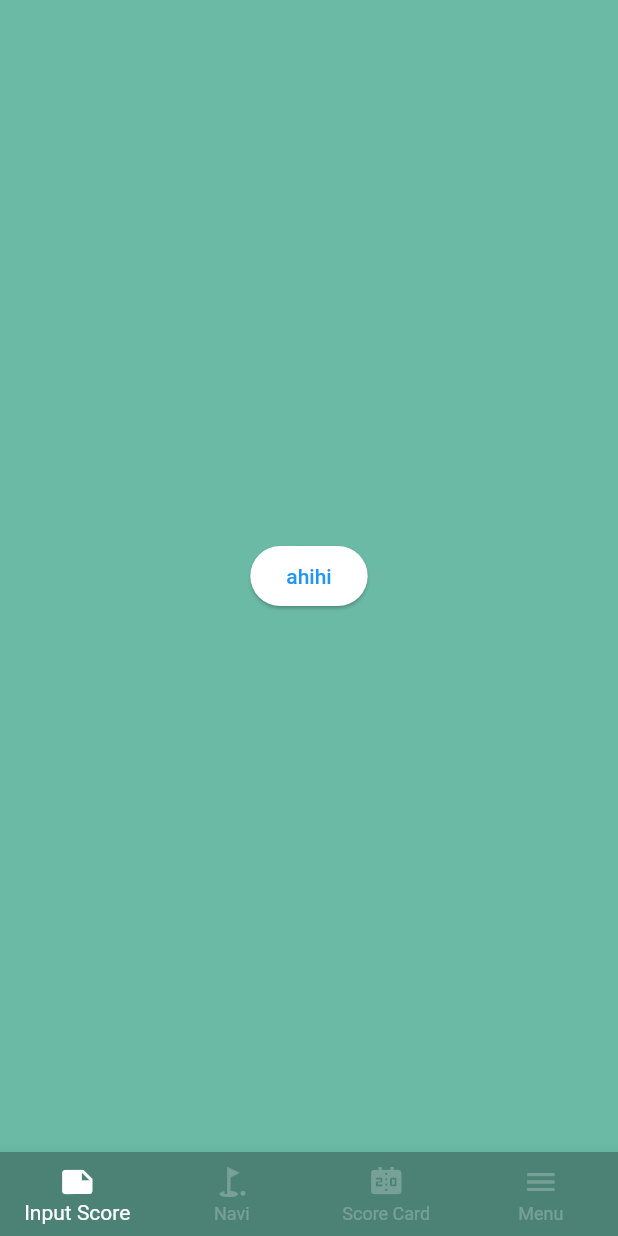
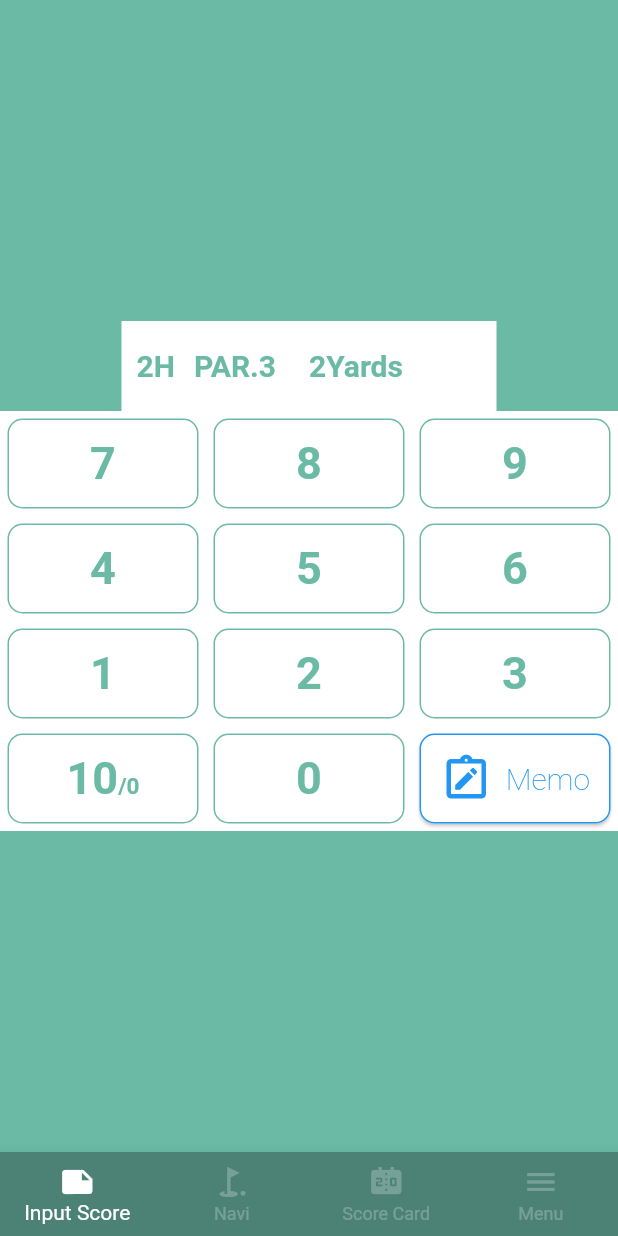
Before and after one commit to vfa-khanhvq/flutter_research_GNP, a Flutter app: the screen it shows after launch, on a phone screen of 412 x 824 dp. Run offline on Flutter 3.47's test engine with Material 2 defaults, Android fonts, the phone set to English and light mode, and no system bars; our stand-ins replace auto_route, bloc, equatable, flutter_bloc, scroll_to_index.

Commit message:
NumberPad widget

```diff
--- a/lib/bloc/home_page/home_page_bloc.dart
+++ b/lib/bloc/home_page/home_page_bloc.dart
@@ -6,13 +6,13 @@ part 'home_page_state.dart';
 
 class HomePageBloc extends Bloc<HomePageEvent, HomePageState> {
   HomePageBloc() : super(const HomePageState()) {
-    on<IsHidingBottomBarToggle>(_isHidingBottomBarToggle);
+    on<IsHidingBottomBarOnChange>(_isHidingBottomBarOnChange);
   }
 
-  Future<void> _isHidingBottomBarToggle(
-    IsHidingBottomBarToggle event,
+  void _isHidingBottomBarOnChange(
+    IsHidingBottomBarOnChange event,
     Emitter<HomePageState> emit,
-  ) async {
-    emit(state.copyWith(isHidingBottomBar: !state.isHidingBottomBar));
+  ) {
+    emit(state.copyWith(isHidingBottomBar: event.isHiding));
   }
 }
--- a/lib/bloc/home_page/home_page_event.dart
+++ b/lib/bloc/home_page/home_page_event.dart
@@ -7,4 +7,12 @@ abstract class HomePageEvent extends Equatable {
   List<Object> get props => [];
 }
 
-class IsHidingBottomBarToggle extends HomePageEvent {}
+class IsHidingBottomBarOnChange extends HomePageEvent {
+  const IsHidingBottomBarOnChange({
+    required this.isHiding,
+  });
+  final bool isHiding;
+
+  @override
+  List<Object> get props => [isHiding];
+}
--- a/lib/bloc/home_page/home_page_state.dart
+++ b/lib/bloc/home_page/home_page_state.dart
@@ -1,4 +1,3 @@
-// ignore_for_file: public_member_api_docs, sort_constructors_first
 part of 'home_page_bloc.dart';
 
 class HomePageState extends Equatable {
--- a/lib/ui/pages/home/home_page.dart
+++ b/lib/ui/pages/home/home_page.dart
@@ -7,20 +7,11 @@ import 'package:flutter_research_gnp/theme/colors.dart';
 class HomePage extends StatelessWidget {
   const HomePage({super.key});
 
-  @override
-  Widget build(BuildContext context) {
-    return AutoTabsRouter(
-      routes: const [
-        InputScorePageRoute(),
-        NaviPageRoute(),
-        ScorePageRoute(),
-        MenuPageRoute(),
-      ],
-      builder: (context, child) {
-        final tabsRouter = AutoTabsRouter.of(context);
-        return Scaffold(
-          body: child,
-          bottomNavigationBar: BottomNavigationBar(
+  Widget _buildBottomNavigationBar(
+    BuildContext context,
+    TabsRouter tabsRouter,
+  ) {
+    return BottomNavigationBar(
       currentIndex: tabsRouter.activeIndex,
       onTap: tabsRouter.setActiveIndex,
       items: const [
@@ -45,7 +36,23 @@ class HomePage extends StatelessWidget {
       selectedItemColor: Colors.white,
       unselectedItemColor: Colors.white24,
       type: BottomNavigationBarType.fixed,
-          ),
+    );
+  }
+
+  @override
+  Widget build(BuildContext context) {
+    return AutoTabsRouter(
+      routes: const [
+        InputScorePageRoute(),
+        NaviPageRoute(),
+        ScorePageRoute(),
+        MenuPageRoute(),
+      ],
+      builder: (context, child) {
+        final tabsRouter = AutoTabsRouter.of(context);
+        return Scaffold(
+          body: child,
+          bottomNavigationBar: _buildBottomNavigationBar(context, tabsRouter),
         );
       },
     );
--- /dev/null
+++ b/lib/ui/pages/home/tabs/input_score/input_score_page.dart
@@ -0,0 +1,58 @@
+import 'package:auto_route/auto_route.dart';
+import 'package:flutter/material.dart';
+import 'package:flutter_research_gnp/theme/colors.dart';
+import 'package:flutter_research_gnp/ui/widgets/number_pad/number_pad.dart';
+
+@RoutePage()
+class InputScorePage extends StatelessWidget {
+  const InputScorePage({super.key});
+
+  @override
+  Widget build(BuildContext context) {
+    final textStyle = TextStyle(
+      color: Theme.of(context).primaryColor,
+      fontSize: 20,
+      fontWeight: FontWeight.bold,
+    );
+    Widget buildUnknownWidget() {
+      return Container(
+        color: Colors.white,
+        padding: const EdgeInsets.symmetric(horizontal: 10),
+        width: 250,
+        height: 60,
+        child: Row(
+          children: [
+            Expanded(
+              child: Text(
+                '2H',
+                style: textStyle,
+              ),
+            ),
+            Expanded(
+              flex: 2,
+              child: Text(
+                'PAR.3',
+                style: textStyle,
+              ),
+            ),
+            Expanded(
+              flex: 3,
+              child: Text(
+                '2Yards',
+                style: textStyle,
+              ),
+            )
+          ],
+        ),
+      );
+    }
+
+    return Scaffold(
+      backgroundColor: CustomColor.green,
+      body: Column(
+        mainAxisAlignment: MainAxisAlignment.center,
+        children: [buildUnknownWidget(), const NumberPad()],
+      ),
+    );
+  }
+}
--- a/lib/ui/pages/home/tabs/input_score_page.dart
+++ /dev/null
@@ -1,21 +0,0 @@
-import 'package:auto_route/auto_route.dart';
-import 'package:flutter/material.dart';
-import 'package:flutter_research_gnp/theme/colors.dart';
-
-@RoutePage()
-class InputScorePage extends StatelessWidget {
-  const InputScorePage({super.key});
-
-  @override
-  Widget build(BuildContext context) {
-    return Scaffold(
-      backgroundColor: CustomColor.green,
-      body: Center(
-        child: ElevatedButton(
-          onPressed: () {},
-          child: const Text('ahihi'),
-        ),
-      ),
-    );
-  }
-}
--- /dev/null
+++ b/lib/ui/widgets/button/elevated_button/elevated_button.dart
@@ -0,0 +1,51 @@
+import 'package:flutter/material.dart';
+
+class CustomElevatedButton extends StatefulWidget {
+  const CustomElevatedButton({
+    required this.child,
+    required this.onPressed,
+    super.key,
+    this.height,
+    this.width,
+    this.backgroundColor,
+    this.borderColor,
+    this.elevation = 0,
+    this.padding,
+  });
+  final Widget child;
+  final VoidCallback onPressed;
+  final double? height;
+  final double? width;
+  final Color? backgroundColor;
+  final Color? borderColor;
+  final double? elevation;
+  final EdgeInsetsGeometry? padding;
+  @override
+  State<CustomElevatedButton> createState() => _CustomElevatedButtonState();
+}
+
+class _CustomElevatedButtonState extends State<CustomElevatedButton> {
+  @override
+  Widget build(BuildContext context) {
+    final buttonStyle = TextButton.styleFrom(
+      backgroundColor: widget.backgroundColor ?? Theme.of(context).primaryColor,
+      shape: RoundedRectangleBorder(
+        borderRadius: BorderRadius.circular(10),
+        side: BorderSide(
+          color: widget.borderColor ?? Colors.white,
+        ),
+      ),
+      elevation: widget.elevation,
+      padding: widget.padding,
+    );
+    return SizedBox(
+      width: widget.width,
+      height: widget.height,
+      child: ElevatedButton(
+        onPressed: widget.onPressed,
+        style: buttonStyle,
+        child: widget.child,
+      ),
+    );
+  }
+}
--- /dev/null
+++ b/lib/ui/widgets/button/text_button/text_button.dart
@@ -0,0 +1,57 @@
+import 'package:flutter/material.dart';
+
+class CustomTextButton extends StatefulWidget {
+  const CustomTextButton({
+    required this.content,
+    required this.onPressed,
+    super.key,
+    this.height,
+    this.width,
+    this.backgroundColor,
+    this.textColor,
+    this.textSize,
+  });
+  final String content;
+  final VoidCallback onPressed;
+  final double? height;
+  final double? width;
+  final Color? backgroundColor;
+  final Color? textColor;
+  final double? textSize;
+  @override
+  State<CustomTextButton> createState() => _CustomTextButtonState();
+}
+
+class _CustomTextButtonState extends State<CustomTextButton> {
+  @override
+  Widget build(BuildContext context) {
+    final buttonStyle = TextButton.styleFrom(
+      backgroundColor: widget.backgroundColor ?? Colors.white,
+      shape: RoundedRectangleBorder(
+        borderRadius: BorderRadius.circular(10),
+        side: BorderSide(
+          color: Theme.of(context).primaryColor,
+        ),
+      ),
+      elevation: 0,
+    );
+    final textStyle = TextStyle(
+      color: widget.textColor ?? Theme.of(context).primaryColor,
+      fontSize: widget.textSize ?? 20,
+      fontWeight: FontWeight.bold,
+    );
+    return SizedBox(
+      width: widget.width,
+      height: widget.height,
+      child: TextButton(
+        onPressed: widget.onPressed,
+        style: buttonStyle,
+        child: Text(
+          widget.content,
+          maxLines: 1,
+          style: textStyle,
+        ),
+      ),
+    );
+  }
+}
--- /dev/null
+++ b/lib/ui/widgets/number_pad/number_pad.dart
@@ -0,0 +1,186 @@
+import 'package:flutter/material.dart';
+import 'package:flutter_research_gnp/ui/widgets/button/elevated_button/elevated_button.dart';
+import 'package:flutter_research_gnp/ui/widgets/button/text_button/text_button.dart';
+
+class NumberPad extends StatelessWidget {
+  const NumberPad({super.key});
+
+  @override
+  Widget build(BuildContext context) {
+    const buttonPadding = EdgeInsets.all(5);
+    const buttonHeight = 60.0;
+    const textSize = 30.0;
+
+    final textStyle = TextStyle(
+      color: Theme.of(context).primaryColor,
+      fontSize: textSize,
+      fontWeight: FontWeight.bold,
+    );
+
+    Widget buildNumberButton(int value) {
+      return CustomTextButton(
+        textSize: textSize,
+        height: buttonHeight,
+        onPressed: () {
+          debugPrint('$value');
+        },
+        content: '$value',
+      );
+    }
+
+    Widget buildMemoButton() {
+      return CustomElevatedButton(
+        height: buttonHeight,
+        onPressed: () {
+          debugPrint('Memo');
+        },
+        backgroundColor: Colors.white,
+        borderColor: Colors.blue,
+        elevation: 1,
+        padding: const EdgeInsets.symmetric(horizontal: 5),
+        child: Row(
+          mainAxisAlignment: MainAxisAlignment.spaceEvenly,
+          children: [
+            const Icon(
+              Icons.note_alt_outlined,
+              size: 35,
+            ),
+            Text(
+              'Memo',
+              style: textStyle.copyWith(
+                fontSize: 20,
+                fontWeight: FontWeight.w200,
+                color: Colors.blue,
+              ),
+            ),
+          ],
+        ),
+      );
+    }
+
+    return ColoredBox(
+      color: Colors.white,
+      child: Column(
+        mainAxisSize: MainAxisSize.min,
+        mainAxisAlignment: MainAxisAlignment.center,
+        children: [
+          Row(
+            children: [
+              Expanded(
+                child: Padding(
+                  padding: buttonPadding,
+                  child: buildNumberButton(7),
+                ),
+              ),
+              Expanded(
+                child: Padding(
+                  padding: buttonPadding,
+                  child: buildNumberButton(8),
+                ),
+              ),
+              Expanded(
+                child: Padding(
+                  padding: buttonPadding,
+                  child: buildNumberButton(9),
+                ),
+              ),
+            ],
+          ),
+          Row(
+            children: [
+              Expanded(
+                child: Padding(
+                  padding: buttonPadding,
+                  child: buildNumberButton(4),
+                ),
+              ),
+              Expanded(
+                child: Padding(
+                  padding: buttonPadding,
+                  child: buildNumberButton(5),
+                ),
+              ),
+              Expanded(
+                child: Padding(
+                  padding: buttonPadding,
+                  child: buildNumberButton(6),
+                ),
+              ),
+            ],
+          ),
+          Row(
+            children: [
+              Expanded(
+                child: Padding(
+                  padding: buttonPadding,
+                  child: buildNumberButton(1),
+                ),
+              ),
+              Expanded(
+                child: Padding(
+                  padding: buttonPadding,
+                  child: buildNumberButton(2),
+                ),
+              ),
+              Expanded(
+                child: Padding(
+                  padding: buttonPadding,
+                  child: buildNumberButton(3),
+                ),
+              ),
+            ],
+          ),
+          Row(
+            mainAxisAlignment: MainAxisAlignment.spaceEvenly,
+            children: [
+              Expanded(
+                child: Padding(
+                  padding: buttonPadding,
+                  child: CustomElevatedButton(
+                    height: buttonHeight,
+                    onPressed: () {
+                      debugPrint('10/0');
+                    },
+                    backgroundColor: Colors.white,
+                    borderColor: Theme.of(context).primaryColor,
+                    child: RichText(
+                      text: TextSpan(
+                        style: TextStyle(
+                          color: Theme.of(context).primaryColor,
+                          fontSize: textSize,
+                          fontWeight: FontWeight.bold,
+                        ),
+                        children: const [
+                          TextSpan(text: '10'),
+                          TextSpan(
+                            text: '/0',
+                            style: TextStyle(
+                              fontSize: 15,
+                            ),
+                          )
+                        ],
+                      ),
+                    ),
+                  ),
+                ),
+              ),
+              Expanded(
+                child: Padding(
+                  padding: buttonPadding,
+                  child: buildNumberButton(0),
+                ),
+              ),
+              /** Memo Button */
+              Expanded(
+                child: Padding(
+                  padding: buttonPadding,
+                  child: buildMemoButton(),
+                ),
+              ),
+            ],
+          ),
+        ],
+      ),
+    );
+  }
+}
--- /dev/null
+++ b/lib/ui/widgets/round_slide/round_slide.dart
@@ -0,0 +1,72 @@
+import 'package:flutter/material.dart';
+import 'package:flutter_research_gnp/theme/colors.dart';
+import 'package:scroll_to_index/scroll_to_index.dart';
+
+class RoundSlide extends StatefulWidget {
+  const RoundSlide({required this.list, super.key});
+  final List<String> list;
+  @override
+  State<RoundSlide> createState() => _RoundSlideState();
+}
+
+class _RoundSlideState extends State<RoundSlide> {
+  int selectedPos = 0;
+  final controller = AutoScrollController();
+  void _animateToIndex(int index) {
+    controller.scrollToIndex(
+      index,
+      preferPosition: AutoScrollPosition.middle,
+      duration: const Duration(seconds: 1),
+    );
+  }
+
+  @override
+  void initState() {
+    super.initState();
+    WidgetsBinding.instance.addPostFrameCallback((_) {
+      _animateToIndex(selectedPos);
+    });
+  }
+
+  Widget buildItem(int index) {
+    return Container(
+      color: CustomColor.green,
+      decoration: BoxDecoration(
+        border: Border.all(color: Colors.white),
+        borderRadius: const BorderRadius.all(
+          Radius.circular(2),
+        ),
+      ),
+      child: Column(
+        children: [
+          Text(
+            '${index}H',
+            style: const TextStyle(fontSize: 20, fontWeight: FontWeight.bold),
+          ),
+          Text(
+            '${index}H',
+            style: const TextStyle(fontSize: 15, fontWeight: FontWeight.bold),
+          ),
+        ],
+      ),
+    );
+  }
+
+  @override
+  Widget build(BuildContext context) {
+    return ListView.builder(
+      controller: controller,
+      scrollDirection: Axis.horizontal,
+      itemCount: widget.list.length,
+      itemBuilder: (BuildContext context, int index) {
+        return AutoScrollTag(
+          key: ValueKey(index),
+          controller: controller,
+          index: index,
+          highlightColor: Colors.black.withOpacity(0.1),
+          child: Text('index: $index'),
+        );
+      },
+    );
+  }
+}
--- a/pubspec.yaml
+++ b/pubspec.yaml
@@ -15,6 +15,7 @@ dependencies:
   logger: ^1.3.0
   intl: ^0.18.0
   auto_route: ^7.1.0
+  scroll_to_index: ^3.0.1
 
 dev_dependencies:
   flutter_test:
```
Also changed, not shown: lib/router/app_router.dart (+4 -4 lines), lib/ui/pages/home/tabs/menu/menu_page.dart (renamed from lib/ui/pages/home/tabs/menu_page.dart), lib/ui/pages/home/tabs/navi/navi_page.dart (renamed from lib/ui/pages/home/tabs/navi_page.dart), lib/ui/pages/home/tabs/score/score_page.dart (renamed from lib/ui/pages/home/tabs/score_page.dart), pubspec.lock. Lines whose indentation alone changed are shown as unchanged.
